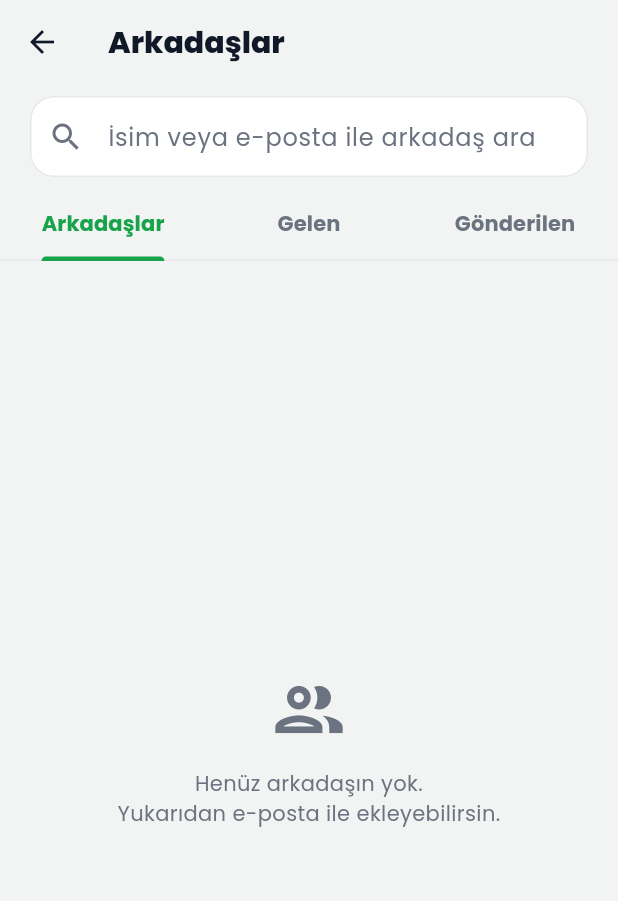
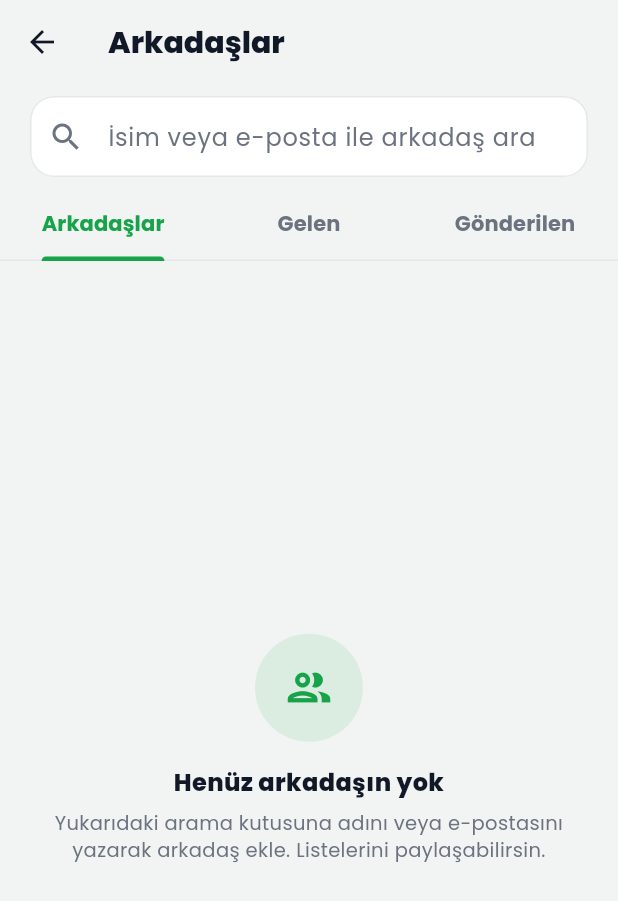
Before and after one commit to EmirHaksever/flutterproje, a Flutter app: the FriendsScreen screen opened directly, on a phone screen of 412 x 824 dp. Shown: the top 901 px of the screen. Run offline on Flutter 3.47's test engine with Material 3 defaults, Android fonts, the phone set to English and light mode, and no system bars; our stand-ins replace connectivity_plus, firebase_core, firebase_messaging, fl_chart, flutter_dotenv, flutter_local_notifications and 4 more; accounts and stored records are empty; network calls fail.

Commit message:
bos durumlar: ortak EmptyState bileseni + Listelerim/Arkadaslar/Bildirimler/Kategori Detay'a uygula

```diff
--- a/lib/screens/friends_screen.dart
+++ b/lib/screens/friends_screen.dart
@@ -6,6 +6,7 @@ import 'package:supabase_flutter/supabase_flutter.dart';
 import '../models/friend.dart';
 import '../repositories/friends_repository.dart';
 import '../theme/app_theme.dart';
+import '../widgets/ui_kit.dart';
 
 class FriendsScreen extends StatefulWidget {
   const FriendsScreen({super.key});
@@ -343,8 +344,12 @@ class _FriendsScreenState extends State<FriendsScreen> {
 
   Widget _friendsTab(ColorScheme scheme) {
     if (_friends.isEmpty) {
-      return _empty(scheme, Icons.group_outlined,
-          'Henüz arkadaşın yok.\nYukarıdan e-posta ile ekleyebilirsin.');
+      return const EmptyState(
+        icon: Icons.group_outlined,
+        title: 'Henüz arkadaşın yok',
+        message: 'Yukarıdaki arama kutusuna adını veya e-postasını yazarak '
+            'arkadaş ekle. Listelerini paylaşabilirsin.',
+      );
     }
     return RefreshIndicator(
       onRefresh: _load,
@@ -379,10 +384,12 @@ class _FriendsScreenState extends State<FriendsScreen> {
   Widget _requestsTab(
       ColorScheme scheme, List<FriendRequest> list, {required bool incoming}) {
     if (list.isEmpty) {
-      return _empty(
-        scheme,
-        Icons.inbox_outlined,
-        incoming ? 'Gelen istek yok.' : 'Gönderilmiş istek yok.',
+      return EmptyState(
+        icon: incoming ? Icons.inbox_outlined : Icons.send_outlined,
+        title: incoming ? 'Gelen istek yok' : 'Gönderilmiş istek yok',
+        message: incoming
+            ? 'Biri sana arkadaşlık isteği gönderdiğinde burada görünür.'
+            : 'Gönderdiğin istekler kabul edilene kadar burada bekler.',
       );
     }
     return RefreshIndicator(
@@ -461,21 +468,4 @@ class _FriendsScreenState extends State<FriendsScreen> {
     );
   }
 
-  Widget _empty(ColorScheme scheme, IconData icon, String text) {
-    return Center(
-      child: Padding(
-        padding: const EdgeInsets.all(24),
-        child: Column(
-          mainAxisSize: MainAxisSize.min,
-          children: [
-            Icon(icon, size: 54, color: scheme.onSurfaceVariant),
-            const SizedBox(height: 12),
-            Text(text,
-                textAlign: TextAlign.center,
-                style: TextStyle(color: scheme.onSurfaceVariant)),
-          ],
-        ),
-      ),
-    );
-  }
 }
--- a/lib/screens/home.dart
+++ b/lib/screens/home.dart
@@ -411,6 +411,7 @@ class _HomePageState extends State<HomePage> {
               ),
               _categoryRow(scheme),
               const SizedBox(height: 20),
+              if (shoppingLists.isNotEmpty) ...[
                 SectionHeader(
                   title: 'Listeler',
                   actionLabel: 'Tümünü Gör',
@@ -418,6 +419,7 @@ class _HomePageState extends State<HomePage> {
                 ),
                 ..._listCards(),
                 const SizedBox(height: 4),
+              ],
               _aiCard(scheme),
             ],
           ),
--- a/lib/widgets/ui_kit.dart
+++ b/lib/widgets/ui_kit.dart
@@ -323,6 +323,83 @@ class CategoryCard extends StatelessWidget {
   }
 }
 
+/// Ekran boşken gösterilen düzenli boşluk bloğu:
+/// tonlu daire içinde ikon + başlık + tek satır ipucu (+ opsiyonel buton).
+/// Tüm ekranlarda birebir aynı görünsün diye tek yerde.
+class EmptyState extends StatelessWidget {
+  const EmptyState({
+    super.key,
+    required this.icon,
+    required this.title,
+    this.message,
+    this.actionLabel,
+    this.onAction,
+    this.compact = false,
+  });
+
+  final IconData icon;
+  final String title;
+  final String? message;
+  final String? actionLabel;
+  final VoidCallback? onAction;
+
+  /// Sekme içi gibi dar alanlarda dikey boşluğu küçültür.
+  final bool compact;
+
+  @override
+  Widget build(BuildContext context) {
+    final scheme = Theme.of(context).colorScheme;
+    return Center(
+      child: Padding(
+        padding: EdgeInsets.symmetric(
+          horizontal: 32,
+          vertical: compact ? 28 : 48,
+        ),
+        child: Column(
+          mainAxisSize: MainAxisSize.min,
+          children: [
+            Container(
+              width: 72,
+              height: 72,
+              decoration: BoxDecoration(
+                color: scheme.primary.withValues(alpha: 0.10),
+                shape: BoxShape.circle,
+              ),
+              child: Icon(icon, size: 34, color: scheme.primary),
+            ),
+            const SizedBox(height: 16),
+            Text(
+              title,
+              textAlign: TextAlign.center,
+              style: TextStyle(
+                fontSize: 16,
+                fontWeight: FontWeight.w800,
+                color: scheme.onSurface,
+              ),
+            ),
+            if (message != null) ...[
+              const SizedBox(height: 6),
+              Text(
+                message!,
+                textAlign: TextAlign.center,
+                style: TextStyle(
+                  fontSize: 13,
+                  height: 1.4,
+                  color: scheme.onSurfaceVariant,
+                ),
+              ),
+            ],
+            if (actionLabel != null && onAction != null) ...[
+              const SizedBox(height: 18),
+              FilledButton(onPressed: onAction, child: Text(actionLabel!)),
+            ],
+          ],
+        ),
+      ),
+    );
+  }
+}
+
 /// Ürün küçük görseli: `imageUrl` varsa fotoğraf, yoksa yeşil kutuda emoji.
 class ProductThumb extends StatelessWidget {
   const ProductThumb({
```
Also changed, not shown: lib/screens/category_detail_page.dart (+9 -0 lines), lib/screens/my_lists.dart (+20 -16 lines), lib/screens/notifications_screen.dart (+6 -11 lines), 1 other file. Lines whose indentation alone changed are shown as unchanged.
